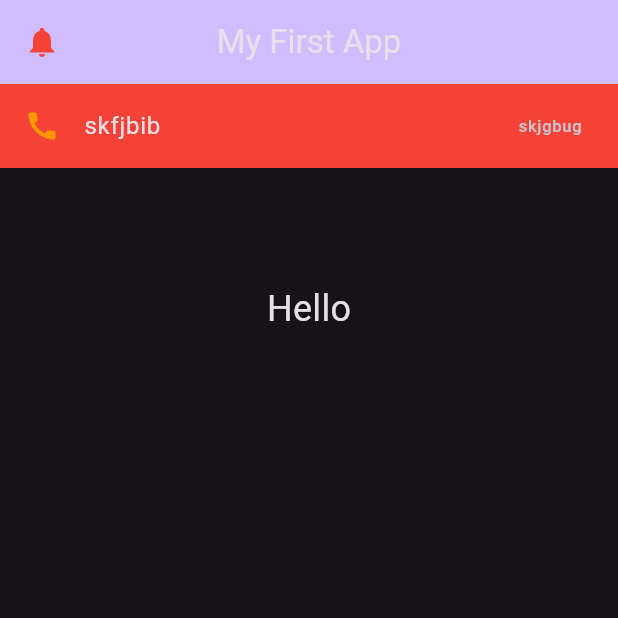
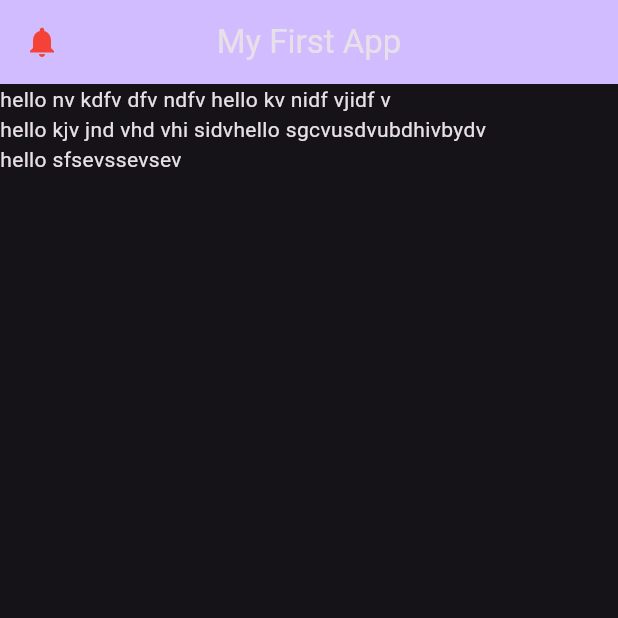
Before and after one commit to MaNaS0708/flutter_practices, a Flutter app: the screen it shows after launch, on a phone screen of 412 x 824 dp, the top half of it. Run offline on Flutter 3.47's test engine with Material 3 defaults, Android fonts, the phone set to English and light mode, and no system bars.

Commit message:
wrap widgit

```diff
--- a/lib/main.dart
+++ b/lib/main.dart
@@ -30,30 +30,25 @@ class MyApp extends StatelessWidget {
           color: Colors.red,
           ),
         ),
-        body: Container(
-          child: Stack(
-            children: [
-              SizedBox(
-                height: 300,
-                child: Center(
-                  child: Text(
-                    'Hello',
-                    style: TextStyle(fontSize: 24),
-                  ),
-                ),
-              ),
-              ListTile(
-                leading: Icon(Icons.call, color: Colors.orange,),
-                tileColor: Colors.red,
-                title: Text('skfjbib'),
-                trailing: Text('skjgbug'),
-                onTap: () {
-                  print('clicked on this listtile');
-                },
-              )
-            ],
-          ),
-        ),
+        body: Wrap( //bring to next line if coudn't fit in width of screen bring the text down not individual widgit
+          children: [
+            Text(
+              'hello nv kdfv dfv ndfv ',
+            ),
+            Text(
+                'hello kv nidf vjidf v',
+            ),
+            Text(
+                'hello kjv jnd vhd vhi sidv',
+            ),
+            Text(
+                'hello sgcvusdvubdhivbydv',
+            ),
+            Text(
+                'hello sfsevssevsev',
+            ),
+          ],
+        )
       ),
     );
   }
```
